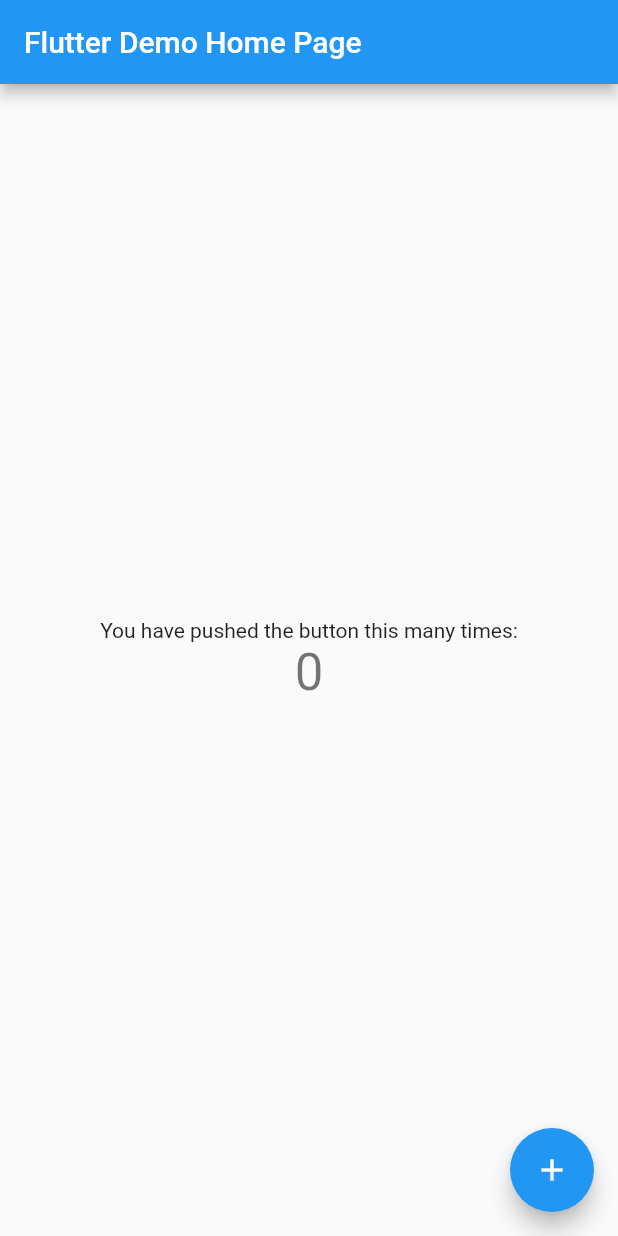
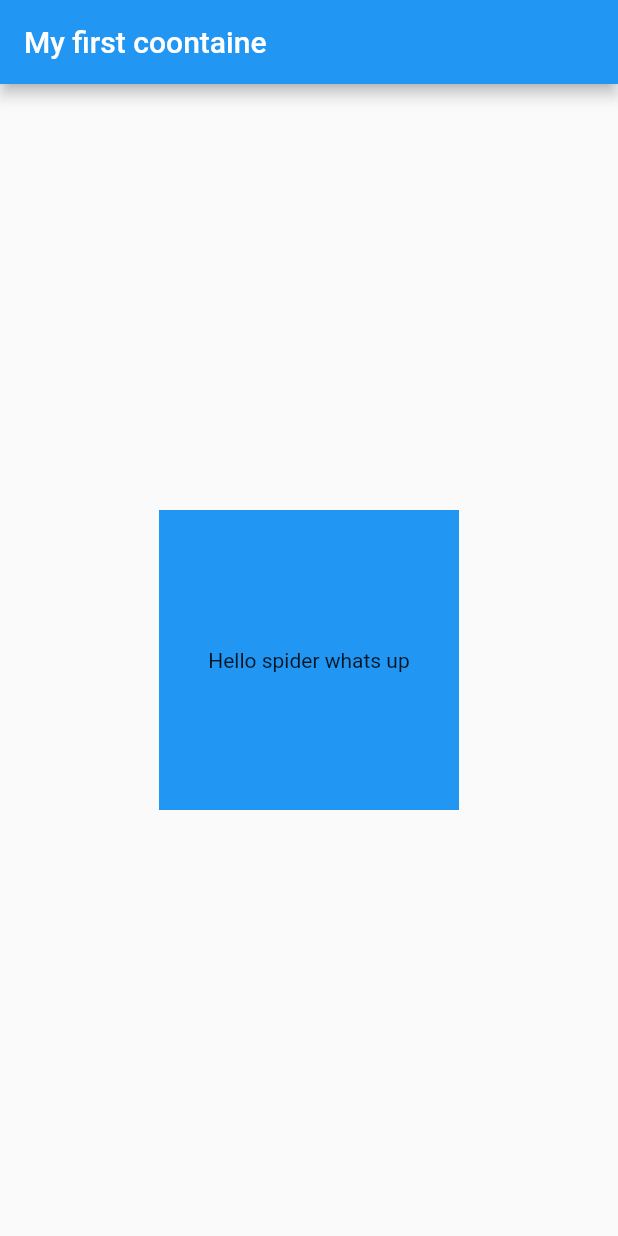
Before and after one commit to Spider-Calvin/MyFirst-Flutter-App, a Flutter app: the screen it shows after launch, on a phone screen of 412 x 824 dp. Run offline on Flutter 3.47's test engine with Material 2 defaults, Android fonts, the phone set to English and light mode, and no system bars.

Commit message:
Container in flutter

```diff
--- a/lib/main.dart
+++ b/lib/main.dart
@@ -6,22 +6,13 @@ void main() {
 
 class MyApp extends StatelessWidget {
   const MyApp({super.key});
-
   // This widget is the root of your application.
   @override
   Widget build(BuildContext context) {
     return MaterialApp(
       title: 'Flutter Demo',
+      debugShowCheckedModeBanner: false,
       theme: ThemeData(
-        // This is the theme of your application.
-        //
-        // Try running your application with "flutter run". You'll see the
-        // application has a blue toolbar. Then, without quitting the app, try
-        // changing the primarySwatch below to Colors.green and then invoke
-        // "hot reload" (press "r" in the console where you ran "flutter run",
-        // or simply save your changes to "hot reload" in a Flutter IDE).
-        // Notice that the counter didn't reset back to zero; the application
-        // is not restarted.
         primarySwatch: Colors.blue,
       ),
       home: const MyHomePage(title: 'Flutter Demo Home Page'),
@@ -32,15 +23,6 @@ class MyApp extends StatelessWidget {
 class MyHomePage extends StatefulWidget {
   const MyHomePage({super.key, required this.title});
 
-  // This widget is the home page of your application. It is stateful, meaning
-  // that it has a State object (defined below) that contains fields that affect
-  // how it looks.
-
-  // This class is the configuration for the state. It holds the values (in this
-  // case the title) provided by the parent (in this case the App widget) and
-  // used by the build method of the State. Fields in a Widget subclass are
-  // always marked "final".
-
   final String title;
 
   @override
@@ -48,68 +30,21 @@ class MyHomePage extends StatefulWidget {
 }
 
 class _MyHomePageState extends State<MyHomePage> {
-  int _counter = 0;
-
-  void _incrementCounter() {
-    setState(() {
-      // This call to setState tells the Flutter framework that something has
-      // changed in this State, which causes it to rerun the build method below
-      // so that the display can reflect the updated values. If we changed
-      // _counter without calling setState(), then the build method would not be
-      // called again, and so nothing would appear to happen.
-      _counter++;
-    });
-  }
 
   @override
   Widget build(BuildContext context) {
-    // This method is rerun every time setState is called, for instance as done
-    // by the _incrementCounter method above.
-    //
-    // The Flutter framework has been optimized to make rerunning build methods
-    // fast, so that you can just rebuild anything that needs updating rather
-    // than having to individually change instances of widgets.
     return Scaffold(
       appBar: AppBar(
-        // Here we take the value from the MyHomePage object that was created by
-        // the App.build method, and use it to set our appbar title.
-        title: Text(widget.title),
+        title: Text("My first coontaine"),
       ),
-      body: Center(
-        // Center is a layout widget. It takes a single child and positions it
-        // in the middle of the parent.
-        child: Column(
-          // Column is also a layout widget. It takes a list of children and
-          // arranges them vertically. By default, it sizes itself to fit its
-          // children horizontally, and tries to be as tall as its parent.
-          //
-          // Invoke "debug painting" (press "p" in the console, choose the
-          // "Toggle Debug Paint" action from the Flutter Inspector in Android
-          // Studio, or the "Toggle Debug Paint" command in Visual Studio Code)
-          // to see the wireframe for each widget.
-          //
-          // Column has various properties to control how it sizes itself and
-          // how it positions its children. Here we use mainAxisAlignment to
-          // center the children vertically; the main axis here is the vertical
-          // axis because Columns are vertical (the cross axis would be
-          // horizontal).
-          mainAxisAlignment: MainAxisAlignment.center,
-          children: <Widget>[
-            const Text(
-              'You have pushed the button this many times:',
-            ),
-            Text(
-              '$_counter',
-              style: Theme.of(context).textTheme.headlineMedium,
-            ),
-          ],
+      body:Center(
+        child:Container(
+          height: 200,
+          width: 200,
+          color: Colors.blue,
+          child: Center(child: Text('Hello spider whats up')),
         ),
-      ),
-      floatingActionButton: FloatingActionButton(
-        onPressed: _incrementCounter,
-        tooltip: 'Increment',
-        child: const Icon(Icons.add),
-      ), // This trailing comma makes auto-formatting nicer for build methods.
+      )
     );
   }
 }
```
